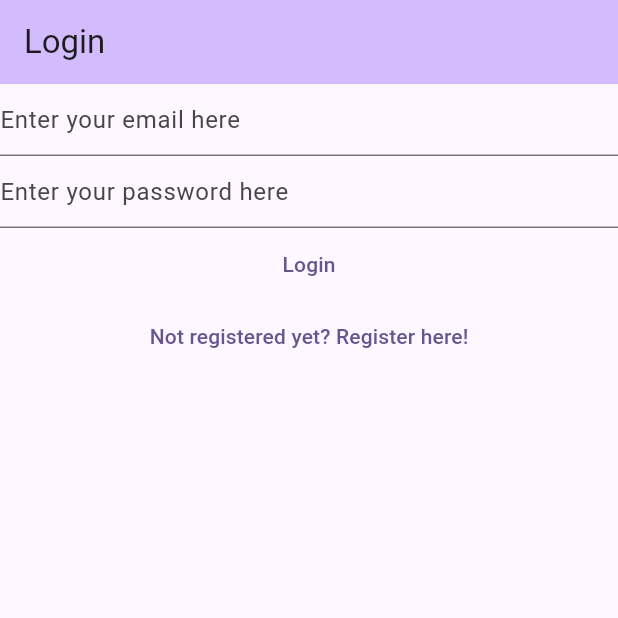
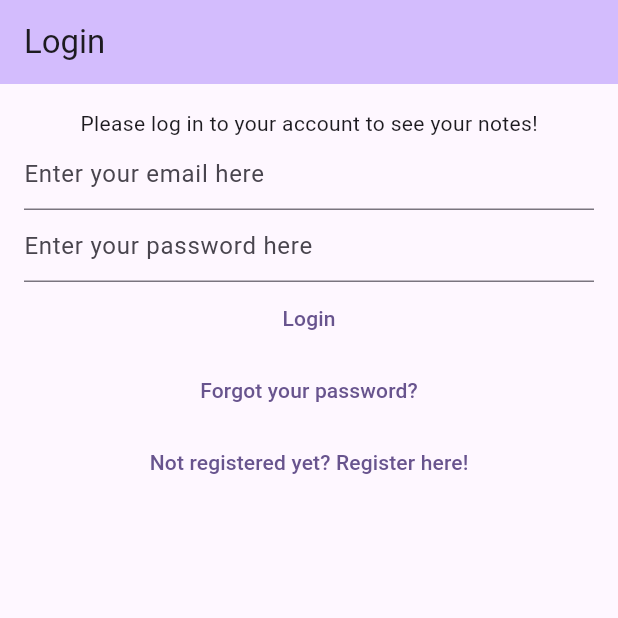
Before and after one commit to AndikaYudantara/enotes-flutter, a Flutter app: the screen it shows after launch, on a phone screen of 412 x 824 dp, the top half of it. Run offline on Flutter 3.47's test engine with Material 3 defaults, Android fonts, the phone set to English and light mode, and no system bars; our stand-ins replace bloc, cloud_firestore, equatable, firebase_auth, firebase_core, flutter_bloc and 1 more; accounts and stored records are empty.

Commit message:
1.06.41.48

```diff
--- a/lib/main.dart
+++ b/lib/main.dart
@@ -3,6 +3,7 @@ import 'package:e_notes/services/auth/bloc/auth_bloc.dart';
 import 'package:e_notes/services/auth/bloc/auth_event.dart';
 import 'package:e_notes/services/auth/bloc/auth_state.dart';
 import 'package:e_notes/services/auth/firebase_auth_provider.dart';
+import 'package:e_notes/views/forgot_password_view.dart';
 import 'package:e_notes/views/register_view.dart';
 import 'package:flutter_bloc/flutter_bloc.dart';
 import 'package:e_notes/constants/routes.dart';
@@ -60,6 +61,8 @@ class HomePage extends StatelessWidget {
           return const LoginView();
         } else if (state is AuthStateRegistering) {
           return const RegisterView();
+        } else if (state is AuthStateForgotPassword) {
+          return const ForgotPasswordView();
         } else {
           return const Scaffold(
             body: CircularProgressIndicator(),
--- a/lib/services/auth/auth_provider.dart
+++ b/lib/services/auth/auth_provider.dart
@@ -13,4 +13,5 @@ abstract class AuthProvider {
   });
   Future<void> logOut();
   Future<void> sendEmailVerification();
+  Future<void> sendPasswordReset({required String email});
 }
--- a/lib/services/auth/auth_service.dart
+++ b/lib/services/auth/auth_service.dart
@@ -39,4 +39,8 @@ class AuthService implements AuthProvider {
 
   @override
   Future<void> initialize() => provider.initialize();
+
+  @override
+  Future<void> sendPasswordReset({required String email}) =>
+      provider.sendPasswordReset(email: email);
 }
--- a/lib/services/auth/bloc/auth_event.dart
+++ b/lib/services/auth/bloc/auth_event.dart
@@ -32,3 +32,8 @@ class AuthEventRegister extends AuthEvent {
 class AuthEventShouldRegister extends AuthEvent {
   const AuthEventShouldRegister();
 }
+
+class AuthEventForgotPassword extends AuthEvent {
+  final String? email;
+  const AuthEventForgotPassword({this.email});
+}
--- a/lib/services/auth/bloc/auth_state.dart
+++ b/lib/services/auth/bloc/auth_state.dart
@@ -18,7 +18,10 @@ class AuthStateUninitialized extends AuthState {
 
 class AuthStateLoggedIn extends AuthState {
   final AuthUser user;
-  const AuthStateLoggedIn({required this.user, required super.isLoading});
+  const AuthStateLoggedIn({
+    required this.user,
+    required super.isLoading,
+  });
 }
 
 class AuthStateNeedsVerification extends AuthState {
@@ -39,6 +42,18 @@ class AuthStateLoggedOut extends AuthState with EquatableMixin {
 
 class AuthStateRegistering extends AuthState {
   final Exception? exception;
-  const AuthStateRegistering(
-      {required this.exception, required super.isLoading});
+  const AuthStateRegistering({
+    required this.exception,
+    required super.isLoading,
+  });
 }
+
+class AuthStateForgotPassword extends AuthState {
+  final Exception? exception;
+  final bool hasSentEmail;
+  const AuthStateForgotPassword({
+    required this.exception,
+    required this.hasSentEmail,
+    required super.isLoading,
+  });
+}
--- /dev/null
+++ b/lib/utilities/dialogs/password_reset_email_sent_dialog.dart
@@ -0,0 +1,14 @@
+import 'package:e_notes/utilities/dialogs/generic_dialog.dart';
+import 'package:flutter/material.dart';
+
+Future<void> showPasswordResetSentDialog(BuildContext context) {
+  return showGenericDialog<void>(
+    context: context,
+    title: 'Password reset',
+    content:
+        'We have now sent you a password reset link. Please check your email.',
+    optionsBuilder: () => {
+      'OK': null,
+    },
+  );
+}
--- a/lib/views/login_view.dart
+++ b/lib/views/login_view.dart
@@ -39,10 +39,10 @@ class _LoginViewState extends State<LoginView> {
     return BlocListener<AuthBloc, AuthState>(
       listener: (context, state) async {
         if (state is AuthStateLoggedOut) {
-          if (state.exception is UserNotFoundAuthException) {
-            await showErrorDialog(context, 'User not found');
-          } else if (state.exception is WrongPasswordAuthException) {
-            await showErrorDialog(context, 'Wrong credentials');
+          if (state.exception is UserNotFoundAuthException ||
+              state.exception is WrongPasswordAuthException) {
+            await showErrorDialog(
+                context, 'Cannot find a user with the entered credentials!');
           } else if (state.exception is GenericAuthException) {
             await showErrorDialog(context, 'Aunthetication error');
           }
@@ -53,8 +53,11 @@ class _LoginViewState extends State<LoginView> {
           backgroundColor: Theme.of(context).colorScheme.inversePrimary,
           title: const Text('Login'),
         ),
-        body: Column(
+        body: Padding(
+          padding: const EdgeInsets.all(16.0),
+          child: Column(
             children: [
+              const Text('Please log in to your account to see your notes!'),
               TextField(
                 controller: _email,
                 keyboardType: TextInputType.emailAddress,
@@ -81,6 +84,12 @@ class _LoginViewState extends State<LoginView> {
               ),
               TextButton(
                 onPressed: () {
+                  context.read<AuthBloc>().add(const AuthEventForgotPassword());
+                },
+                child: const Text('Forgot your password?'),
+              ),
+              TextButton(
+                onPressed: () {
                   context.read<AuthBloc>().add(const AuthEventShouldRegister());
                 },
                 child: const Text('Not registered yet? Register here!'),
@@ -88,6 +97,7 @@ class _LoginViewState extends State<LoginView> {
             ],
           ),
         ),
+      ),
     );
   }
 }
--- a/lib/views/register_view.dart
+++ b/lib/views/register_view.dart
@@ -52,7 +52,9 @@ class _RegisterViewState extends State<RegisterView> {
           backgroundColor: Theme.of(context).colorScheme.inversePrimary,
           title: const Text('Register'),
         ),
-        body: Column(
+        body: Padding(
+          padding: const EdgeInsets.all(16.0),
+          child: Column(
             children: [
               TextField(
                 controller: _email,
@@ -94,6 +96,7 @@ class _RegisterViewState extends State<RegisterView> {
             ],
           ),
         ),
+      ),
     );
   }
 }
--- a/lib/views/verify_email_view.dart
+++ b/lib/views/verify_email_view.dart
@@ -18,7 +18,9 @@ class _VerifyEmailViewState extends State<VerifyEmailView> {
         backgroundColor: Theme.of(context).colorScheme.inversePrimary,
         title: const Text('Verify Email'),
       ),
-      body: Column(
+      body: Padding(
+        padding: const EdgeInsets.all(16.0),
+        child: Column(
           children: [
             const Text(
                 "we've sent you an email verification. Please open it to verify your account."),
@@ -42,6 +44,7 @@ class _VerifyEmailViewState extends State<VerifyEmailView> {
             ),
           ],
         ),
+      ),
     );
   }
 }
```
Also changed, not shown: lib/services/auth/bloc/auth_bloc.dart (+44 -0 lines), lib/services/auth/firebase_auth_provider.dart (+18 -0 lines), lib/views/forgot_password_view.dart (added, +91 -0 lines), 1 other file. Lines whose indentation alone changed are shown as unchanged.
